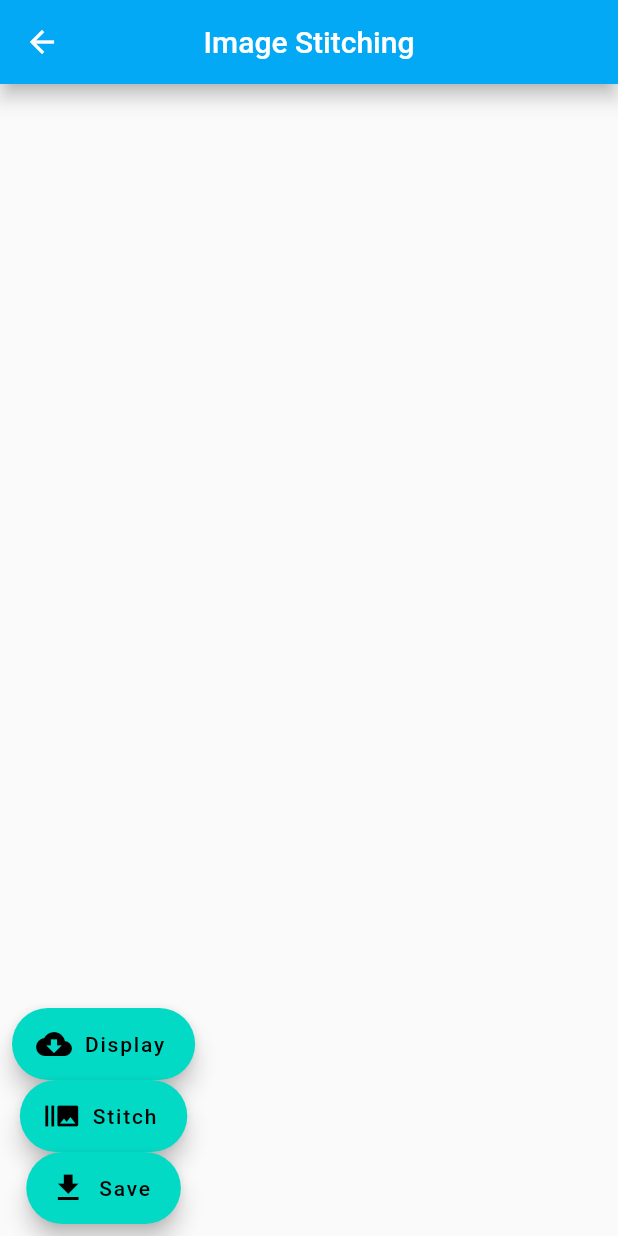
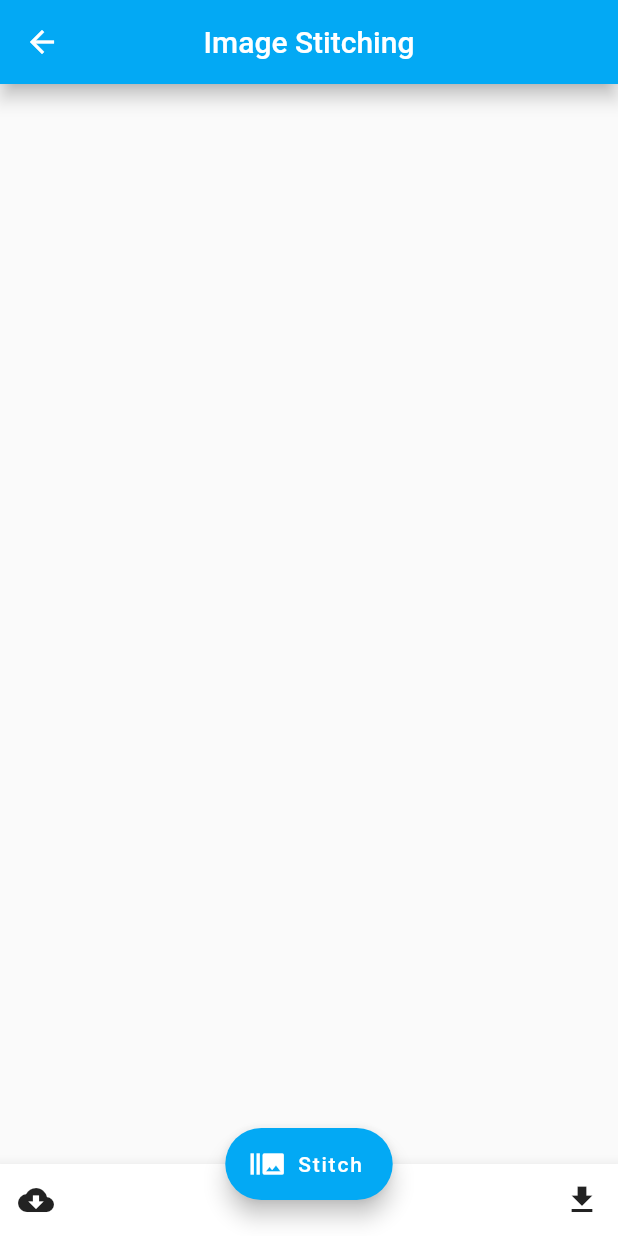
Before and after one commit to gitUmaru/Pathomatic, a Flutter app: the Stitchpage screen opened by its route, on a phone screen of 412 x 824 dp. Run offline on Flutter 3.47's test engine with Material 2 defaults, Android fonts, the phone set to English and light mode, and no system bars; our stand-ins replace animated_background, camera, firebase_storage; missing offline and left inert: esys_flutter_share, tflite; accounts and stored records are empty; project files that could hold a hidden picture were left out.

Commit message:
Added bottom app bar

```diff
--- a/lib/back_end/image_stitching/stitch.dart
+++ b/lib/back_end/image_stitching/stitch.dart
@@ -17,41 +17,26 @@ class _StitchpageState extends State<Stitchpage> {
         title: Text('Image Stitching'),
         centerTitle: true,
       ),
-      body: Padding(
-        padding: const EdgeInsets.all(8.0),
-        child: Column(
-          mainAxisAlignment: MainAxisAlignment.end,
-          children: <Widget>[
-            FloatingActionButton.extended(
-              backgroundColor: const Color(0xff03dac6),
-              foregroundColor: Colors.black,
-              onPressed: () {
-                // Respond to button press
-              },
-              icon: Icon(Icons.cloud_download),
-              label: Text('Display'),
-            ),
-            FloatingActionButton.extended(
-              backgroundColor: const Color(0xff03dac6),
-              foregroundColor: Colors.black,
-              onPressed: () {
-                // Respond to button press
-              },
-              icon: Icon(Icons.burst_mode),
-              label: Text('Stitch'),
-            ),
-            FloatingActionButton.extended(
-              backgroundColor: const Color(0xff03dac6),
-              foregroundColor: Colors.black,
-              onPressed: () {
-                // Respond to button press
-              },
-              icon: Icon(Icons.file_download),
-              label: Text('Save'),
-            ),
+      body: Container(),
+      bottomNavigationBar: BottomAppBar(
+        child: Row(
+          children: [
+            IconButton(icon: Icon(Icons.cloud_download), onPressed: () {}),
+            Spacer(),
+            IconButton(icon: Icon(Icons.file_download), onPressed: () {}),
           ],
         ),
       ),
+      floatingActionButton: FloatingActionButton.extended(
+        backgroundColor: Colors.lightBlue,
+        foregroundColor: Colors.white,
+        onPressed: () {
+          // Respond to button press
+        },
+        icon: Icon(Icons.burst_mode),
+        label: Text('Stitch'),
+      ),
+      floatingActionButtonLocation: FloatingActionButtonLocation.centerDocked,
     );
   }
 }
```
Also changed, not shown: pubspec.lock.
